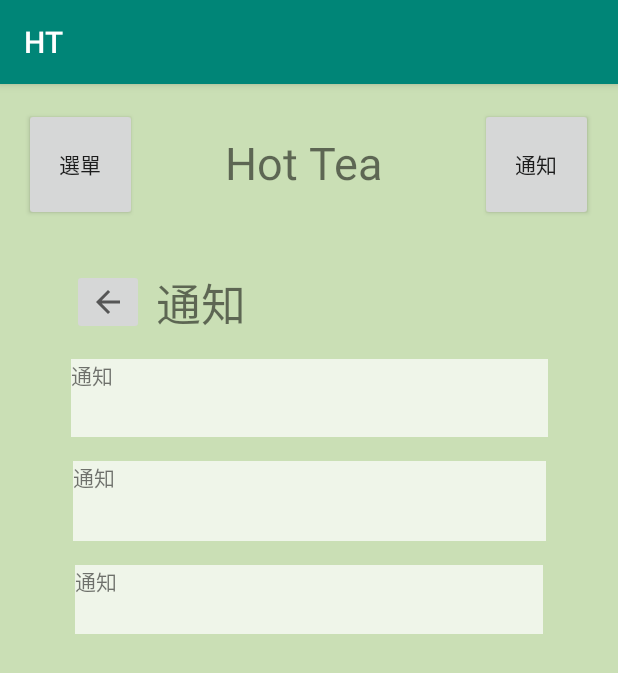
After one commit to JingPoo/HT, an Android app: the noticeActivity screen opened directly, with no data from a screen before it, on a phone screen of 412 x 824 dp. The commit adds this screen. Shown: the top 673 px of the screen. Run offline under Robolectric (Android 15) with nearby library versions, the phone set to English and light mode, and no system bars.

Commit message:
add noticeActivity.

```diff
--- a/app/src/main/AndroidManifest.xml
+++ b/app/src/main/AndroidManifest.xml
@@ -9,7 +9,8 @@
         android:roundIcon="@mipmap/ic_launcher_round"
         android:supportsRtl="true"
         android:theme="@style/AppTheme">
-        <activity android:name=".ansActivity"></activity>
+        <activity android:name=".noticeActivity"></activity>
+        <activity android:name=".ansActivity" />
         <activity android:name=".askActivity" />
         <activity android:name=".MainActivity">
             <intent-filter>
--- a/app/src/main/java/com/example/ht/MainActivity.java
+++ b/app/src/main/java/com/example/ht/MainActivity.java
@@ -33,4 +33,9 @@ public class MainActivity extends AppCompatActivity {
 
         startActivity(it);
     }
+    public void gotonotice(View v) {
+        Intent it = new Intent(this, noticeActivity.class);
+
+        startActivity(it);
+    }
 }
--- /dev/null
+++ b/app/src/main/java/com/example/ht/noticeActivity.java
@@ -0,0 +1,35 @@
+package com.example.ht;
+
+import android.support.v7.app.AppCompatActivity;
+import android.os.Bundle;
+import android.support.v7.widget.ButtonBarLayout;
+import android.view.View;
+import android.widget.Button;
+import android.widget.ImageButton;
+import android.widget.TextView;
+
+public class noticeActivity extends AppCompatActivity {
+     TextView hottea,noticetext,notice1,notice2,notice3;
+     Button noticebutton,menubutton;
+     ImageButton backimagebutton;
+
+    @Override
+    protected void onCreate(Bundle savedInstanceState) {
+        super.onCreate(savedInstanceState);
+        setContentView(R.layout.activity_notice);
+
+        hottea = (TextView) findViewById(R.id.hottea);
+        noticetext = (TextView) findViewById(R.id.noticetext);
+        notice1 = (TextView) findViewById(R.id.notice1);
+        notice2 = (TextView) findViewById(R.id.notice2);
+        notice3 = (TextView) findViewById(R.id.notice3);
+        noticebutton = (Button)findViewById(R.id.noticebutton);
+        menubutton = (Button)findViewById(R.id.menubutton);
+        backimagebutton = (ImageButton)findViewById(R.id.backimageButton);
+
+    }
+
+    public void gotohome(View v) {
+        finish();
+    }
+}
--- a/app/src/main/res/layout/activity_main.xml
+++ b/app/src/main/res/layout/activity_main.xml
@@ -53,6 +53,7 @@
         android:layout_marginTop="16dp"
         android:layout_marginEnd="16dp"
         android:layout_marginRight="16dp"
+        android:onClick="gotonotice"
         android:text="通知"
         app:layout_constraintEnd_toEndOf="parent"
         app:layout_constraintHorizontal_bias="0.953"
--- /dev/null
+++ b/app/src/main/res/layout/activity_notice.xml
@@ -0,0 +1,137 @@
+<?xml version="1.0" encoding="utf-8"?>
+<android.support.constraint.ConstraintLayout xmlns:android="http://schemas.android.com/apk/res/android"
+    xmlns:app="http://schemas.android.com/apk/res-auto"
+    xmlns:tools="http://schemas.android.com/tools"
+    android:layout_width="match_parent"
+    android:layout_height="match_parent"
+    android:background="#607CB342"
+    tools:context=".noticeActivity">
+
+    <Button
+        android:id="@+id/noticebutton"
+        android:layout_width="75dp"
+        android:layout_height="75dp"
+        android:layout_marginStart="44dp"
+        android:layout_marginLeft="44dp"
+        android:layout_marginTop="16dp"
+        android:layout_marginEnd="16dp"
+        android:layout_marginRight="16dp"
+        android:text="通知"
+        app:layout_constraintEnd_toEndOf="parent"
+        app:layout_constraintHorizontal_bias="0.953"
+        app:layout_constraintStart_toEndOf="@+id/hottea"
+        app:layout_constraintTop_toTopOf="parent" />
+
+    <Button
+        android:id="@+id/menubutton"
+        android:layout_width="75dp"
+        android:layout_height="75dp"
+        android:layout_marginStart="16dp"
+        android:layout_marginLeft="16dp"
+        android:layout_marginTop="16dp"
+        android:text="選單"
+        app:layout_constraintStart_toStartOf="parent"
+        app:layout_constraintTop_toTopOf="parent" />
+
+    <TextView
+        android:id="@+id/hottea"
+        android:layout_width="113dp"
+        android:layout_height="48dp"
+        android:layout_marginStart="150dp"
+        android:layout_marginLeft="150dp"
+        android:layout_marginTop="32dp"
+        android:text="Hot Tea"
+        android:textSize="30sp"
+        app:layout_constraintStart_toStartOf="parent"
+        app:layout_constraintTop_toTopOf="parent" />
+
+    <android.support.constraint.Guideline
+        android:id="@+id/guideline8"
+        android:layout_width="wrap_content"
+        android:layout_height="wrap_content"
+        android:orientation="vertical"
+        app:layout_constraintGuide_percent="0.5" />
+
+    <android.support.constraint.Guideline
+        android:id="@+id/guideline9"
+        android:layout_width="wrap_content"
+        android:layout_height="wrap_content"
+        android:orientation="vertical"
+        app:layout_constraintGuide_begin="48dp" />
+
+    <android.support.constraint.Guideline
+        android:id="@+id/guideline10"
+        android:layout_width="wrap_content"
+        android:layout_height="wrap_content"
+        android:orientation="vertical"
+        app:layout_constraintGuide_end="48dp" />
+
+    <TextView
+        android:id="@+id/noticetext"
+        android:layout_width="80dp"
+        android:layout_height="45dp"
+        android:layout_marginStart="8dp"
+        android:layout_marginLeft="8dp"
+        android:layout_marginTop="32dp"
+        android:text="通知"
+        android:textSize="30sp"
+        app:layout_constraintStart_toEndOf="@+id/backimageButton"
+        app:layout_constraintTop_toBottomOf="@+id/menubutton" />
+
+    <ImageButton
+        android:id="@+id/backimageButton"
+        android:layout_width="wrap_content"
+        android:layout_height="wrap_content"
+        android:layout_marginStart="48dp"
+        android:layout_marginLeft="48dp"
+        android:layout_marginTop="32dp"
+        android:onClick="gotohome"
+        app:layout_constraintStart_toStartOf="parent"
+        app:layout_constraintTop_toBottomOf="@+id/menubutton"
+        app:srcCompat="?attr/actionModeCloseDrawable" />
+
+    <TextView
+        android:id="@+id/notice1"
+        android:layout_width="318dp"
+        android:layout_height="52dp"
+        android:layout_marginStart="48dp"
+        android:layout_marginLeft="48dp"
+        android:layout_marginTop="16dp"
+        android:layout_marginEnd="48dp"
+        android:layout_marginRight="48dp"
+        android:background="#B4FFFFFF"
+        android:text="通知"
+        app:layout_constraintEnd_toEndOf="parent"
+        app:layout_constraintStart_toStartOf="parent"
+        app:layout_constraintTop_toBottomOf="@+id/backimageButton" />
+
+    <TextView
+        android:id="@+id/notice2"
+        android:layout_width="315dp"
+        android:layout_height="53dp"
+        android:layout_marginStart="48dp"
+        android:layout_marginLeft="48dp"
+        android:layout_marginTop="16dp"
+        android:layout_marginEnd="48dp"
+        android:layout_marginRight="48dp"
+        android:background="#B4FFFFFF"
+        android:text="通知"
+        app:layout_constraintEnd_toEndOf="parent"
+        app:layout_constraintStart_toStartOf="parent"
+        app:layout_constraintTop_toBottomOf="@+id/notice1" />
+
+    <TextView
+        android:id="@+id/notice3"
+        android:layout_width="312dp"
+        android:layout_height="46dp"
+        android:layout_marginStart="48dp"
+        android:layout_marginLeft="48dp"
+        android:layout_marginTop="16dp"
+        android:layout_marginEnd="48dp"
+        android:layout_marginRight="48dp"
+        android:background="#B4FFFFFF"
+        android:text="通知"
+        app:layout_constraintEnd_toEndOf="parent"
+        app:layout_constraintStart_toStartOf="parent"
+        app:layout_constraintTop_toBottomOf="@+id/notice2" />
+</android.support.constraint.ConstraintLayout>
```
